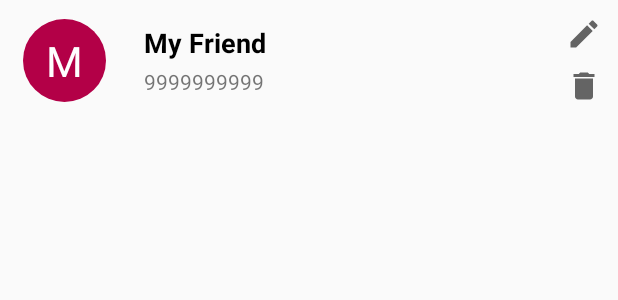
After one commit to priyalbhatewara123/SHE--Live-Without-Fear, an Android app: the layout item_contact_list.xml on its own in the app's theme, with its tools: preview values and no code run, on a phone screen of 412 x 824 dp. The commit adds this screen. Shown: the top 300 px of the screen. Run offline under Robolectric (Android 15) with nearby library versions, the light colour scheme and no system bars.

Commit message:
Change in UI of Emergency contact list screen
* Redesign complete list view with custom adaptor and custom layout.
* Add search view as per the proposed design.
* Add edit and delete icons with Toast messages.

```diff
--- /dev/null
+++ b/app/src/main/res/drawable/ic_baseline_delete_24.xml
@@ -0,0 +1,10 @@
+<vector xmlns:android="http://schemas.android.com/apk/res/android"
+    android:width="24dp"
+    android:height="24dp"
+    android:viewportWidth="24"
+    android:viewportHeight="24"
+    android:tint="?attr/colorControlNormal">
+  <path
+      android:fillColor="@android:color/white"
+      android:pathData="M6,19c0,1.1 0.9,2 2,2h8c1.1,0 2,-0.9 2,-2V7H6v12zM19,4h-3.5l-1,-1h-5l-1,1H5v2h14V4z"/>
+</vector>
--- /dev/null
+++ b/app/src/main/res/drawable/ic_baseline_edit_24.xml
@@ -0,0 +1,10 @@
+<vector xmlns:android="http://schemas.android.com/apk/res/android"
+    android:width="24dp"
+    android:height="24dp"
+    android:viewportWidth="24"
+    android:viewportHeight="24"
+    android:tint="?attr/colorControlNormal">
+  <path
+      android:fillColor="@android:color/white"
+      android:pathData="M3,17.25V21h3.75L17.81,9.94l-3.75,-3.75L3,17.25zM20.71,7.04c0.39,-0.39 0.39,-1.02 0,-1.41l-2.34,-2.34c-0.39,-0.39 -1.02,-0.39 -1.41,0l-1.83,1.83 3.75,3.75 1.83,-1.83z"/>
+</vector>
--- /dev/null
+++ b/app/src/main/res/drawable/round_solid_shape.xml
@@ -0,0 +1,4 @@
+<?xml version="1.0" encoding="utf-8"?>
+<shape xmlns:android="http://schemas.android.com/apk/res/android"
+    android:shape="oval">
+</shape>
--- /dev/null
+++ b/app/src/main/res/layout/item_contact_list.xml
@@ -0,0 +1,83 @@
+<?xml version="1.0" encoding="utf-8"?>
+<androidx.constraintlayout.widget.ConstraintLayout xmlns:android="http://schemas.android.com/apk/res/android"
+    xmlns:app="http://schemas.android.com/apk/res-auto"
+    android:layout_width="match_parent"
+    android:layout_height="wrap_content"
+    android:padding="5dp">
+
+    <TextView
+        android:id="@+id/contact_initial"
+        android:layout_width="55dp"
+        android:layout_height="55dp"
+
+        android:background="@drawable/round_solid_shape"
+        android:backgroundTint="@color/colorpink"
+        android:gravity="center"
+
+        android:text="M"
+        android:textColor="@color/white"
+        android:textSize="28sp"
+
+        android:layout_marginStart="10dp"
+        app:layout_constraintBottom_toBottomOf="parent"
+        app:layout_constraintStart_toStartOf="parent"
+        app:layout_constraintTop_toTopOf="parent" />
+
+    <TextView
+        android:id="@+id/contact_name"
+        android:layout_width="0dp"
+        android:layout_height="wrap_content"
+
+        android:ellipsize="end"
+        android:ems="3"
+        android:maxLines="1"
+        android:text="My Friend"
+        android:textColor="@color/black"
+        android:textSize="18sp"
+        android:textStyle="bold"
+
+        android:layout_marginStart="25dp"
+        app:layout_constraintBottom_toTopOf="@id/contact_number"
+        app:layout_constraintEnd_toStartOf="@id/edit"
+        app:layout_constraintStart_toEndOf="@id/contact_initial"
+        app:layout_constraintTop_toTopOf="@id/contact_initial" />
+
+
+    <TextView
+        android:id="@+id/contact_number"
+        android:layout_width="wrap_content"
+        android:layout_height="wrap_content"
+
+        android:text="9999999999"
+        android:textSize="14sp"
+
+        app:layout_constraintBottom_toBottomOf="@id/contact_initial"
+        app:layout_constraintStart_toStartOf="@id/contact_name"
+        app:layout_constraintTop_toBottomOf="@id/contact_name" />
+
+    <ImageView
+        android:id="@+id/edit"
+        android:layout_width="wrap_content"
+        android:layout_height="wrap_content"
+
+        android:src="@drawable/ic_baseline_edit_24"
+
+        android:layout_margin="5dp"
+        app:layout_constraintBottom_toTopOf="@id/delete"
+        app:layout_constraintEnd_toEndOf="parent"
+        app:layout_constraintTop_toTopOf="parent" />
+
+    <ImageView
+        android:id="@+id/delete"
+        android:layout_width="wrap_content"
+        android:layout_height="wrap_content"
+
+        android:src="@drawable/ic_baseline_delete_24"
+
+        android:layout_margin="5dp"
+        app:layout_constraintBottom_toBottomOf="parent"
+        app:layout_constraintEnd_toEndOf="parent"
+        app:layout_constraintTop_toBottomOf="@id/edit" />
+
+
+</androidx.constraintlayout.widget.ConstraintLayout>
```
Also changed, not shown: app/src/main/java/com/example/she/ContactListAdaptor.java (added, +90 -0 lines), app/src/main/java/com/example/she/ViewContacts.java (+9 -5 lines), app/src/main/res/layout/activity_view_contacts.xml (+24 -3 lines).
